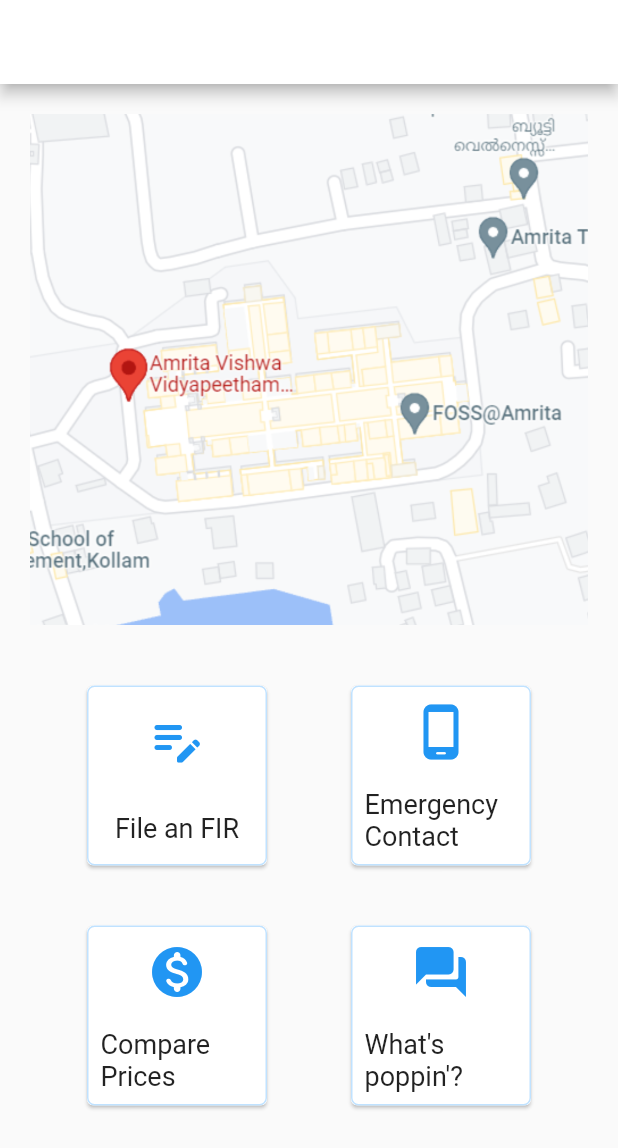
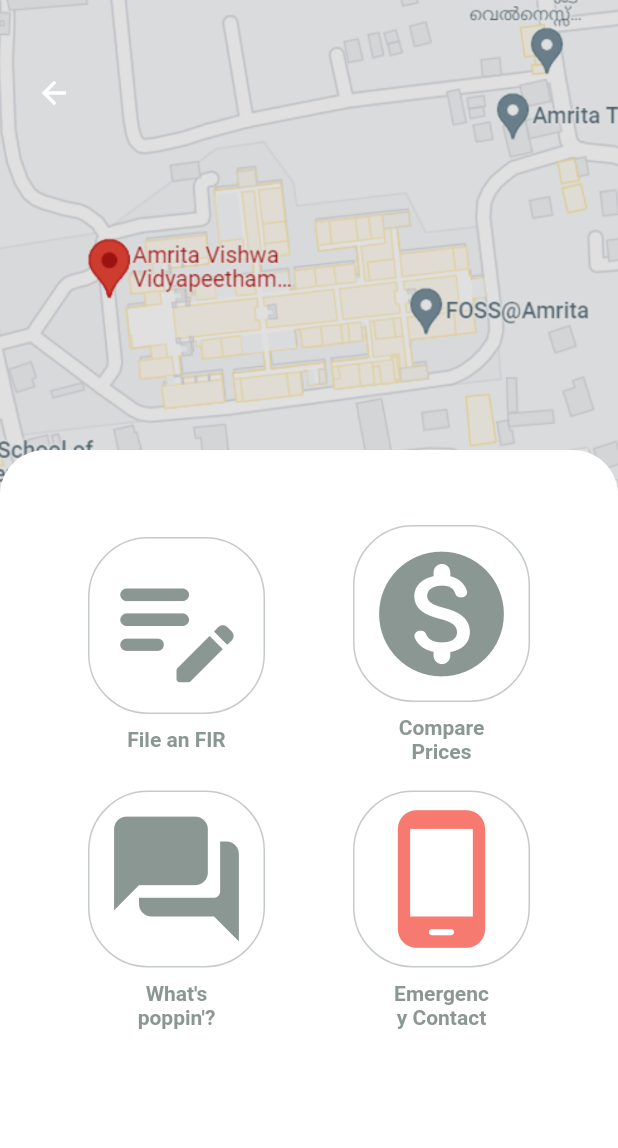
Before and after one commit to theamankumarsingh/tourist_app, a Flutter app: the Dashboard screen opened directly, on a phone screen of 412 x 824 dp. Shown: the top 1148 px of the screen. Run offline on Flutter 3.47's test engine with Material 2 defaults, Android fonts, the phone set to English and light mode, and no system bars; our stand-ins replace google_nav_bar, page_transition.

Commit message:
Edited homescreen

```diff
--- a/lib/Screens/dashboard.dart
+++ b/lib/Screens/dashboard.dart
@@ -14,53 +14,96 @@ class _DashboardState extends State<Dashboard> {
   @override
   Widget build(BuildContext context) {
     return Scaffold(
-      appBar: AppBar(
       backgroundColor: Colors.white,
+      body: SingleChildScrollView(
+        child: Column(
+          children: [
+            Stack(
+              children: [
+                Image.asset(
+                  "Assets/map.png",
+                  height: 350,
+                  width: MediaQuery.of(context).size.width,
+                  fit: BoxFit.cover,
                 ),
-      body: Column(children: [
-        Padding(
-          padding: const EdgeInsets.all(16.0),
-          child: ClipRRect(
-            borderRadius: BorderRadius.circular(10),
-            child: Padding(
-              padding: const EdgeInsets.all(4.0),
-              child: Image.asset("Assets/map.png"),
+                Container(
+                  height: 350,
+                  color: Colors.black12,
+                  padding: EdgeInsets.only(top: 50),
+                  child: Column(
+                    crossAxisAlignment: CrossAxisAlignment.start,
+                    children: [
+                      Container(
+                        padding: EdgeInsets.only(
+                          left: 24,
+                          right: 24,
+                        ),
+                        child: Row(
+                          children: [
+                            GestureDetector(
+                              onTap: () {
+                                Navigator.pop(context);
+                              },
+                              child: Container(
+                                child: Icon(
+                                  Icons.arrow_back,
+                                  color: Colors.white,
+                                  size: 24,
                                 ),
                               ),
                             ),
-        Row(
-          mainAxisAlignment: MainAxisAlignment.center,
-          children: [
-            GestureDetector(
-                onTap: () {
-                  Navigator.push(
-                    context,
-                    PageTransition(
-                      type: PageTransitionType.bottomToTop,
-                      duration: Duration(milliseconds: 600),
-                      child: Dashboard(),
+                            Spacer(),
+                          ],
                         ),
-                  );
-                },
-                child: getCard("File an FIR", Icons.edit_note_rounded)),
-            GestureDetector(
-                onTap: () {
-                  Navigator.push(
-                    context,
-                    PageTransition(
-                      type: PageTransitionType.bottomToTop,
-                      duration: Duration(milliseconds: 600),
-                      child: Dashboard(),
                       ),
-                  );
-                },
-                child: getCard("Emergency Contact", Icons.phone_android_rounded)),
+                      Spacer(),
+                      SizedBox(
+                        height: 18,
+                      ),
+                      Container(
+                        width: MediaQuery.of(context).size.width,
+                        decoration: BoxDecoration(
+                            color: Colors.white,
+                            borderRadius: BorderRadius.only(
+                                topLeft: Radius.circular(30),
+                                topRight: Radius.circular(30))),
+                        height: 50,
+                      )
+                    ],
+                  ),
+                )
               ],
             ),
             Row(
-          mainAxisAlignment: MainAxisAlignment.center,
+              mainAxisAlignment: MainAxisAlignment.spaceEvenly,
               children: [
-            getCard("Compare Prices", Icons.monetization_on_rounded),
+                GestureDetector(
+                  onTap: () {},
+                  child: FeaturesTile(
+                    icon: Icon(
+                      Icons.edit_note_rounded,
+                      size: 100.0,
+                      color: Color(0xff5A6C64),
+                    ),
+                    label: "File an FIR",
+                  ),
+                ),
+                GestureDetector(
+                  onTap: () {},
+                  child: FeaturesTile(
+                    icon: Icon(Icons.monetization_on_rounded,
+                        size: 100.0, color: Color(0xff5A6C64)),
+                    label: "Compare Prices",
+                  ),
+                ),
+              ],
+            ),
+            SizedBox(
+              height: 18,
+            ),
+            Row(
+              mainAxisAlignment: MainAxisAlignment.spaceEvenly,
+              children: [
                 GestureDetector(
                   onTap: () {
                     Navigator.push(
@@ -72,51 +115,73 @@ class _DashboardState extends State<Dashboard> {
                       ),
                     );
                   },
-                child: getCard("What's poppin'?", Icons.question_answer_rounded))
-          ],
-        )
-      ]),
-    );
-  }
-
-  Widget getCard(String label, IconData icon) {
-    return Container(
-        margin: const EdgeInsets.symmetric(
-          vertical: 16.0,
-          horizontal: 24.0,
-        ),
-        child: Card(
-          child: Container(
-              decoration: BoxDecoration(
-                  border: Border.all(
-                    color: Color.fromARGB(255, 192, 226, 255),
-                  ),
-                  borderRadius: BorderRadius.all(Radius.circular(5))),
-              height: 120,
-              width: 120,
-              child: Column(
-                mainAxisAlignment: MainAxisAlignment.spaceAround,
-                crossAxisAlignment: CrossAxisAlignment.center,
-                children: [
-                  Padding(
-                    padding: const EdgeInsets.symmetric(vertical: 2.0),
-                    child: Icon(
-                      icon,
-                      color: Colors.blue,
-                      size: 40,
+                  child: FeaturesTile(
+                    icon: Icon(Icons.question_answer_rounded,
+                        size: 100.0, color: Color(0xff5A6C64)),
+                    label: "What's poppin'?",
                   ),
                 ),
-                  Center(
-                    child: Padding(
-                      padding: const EdgeInsets.symmetric(horizontal: 8.0),
-                      child: Text(
-                        label,
-                        style: TextStyle(fontSize: 18),
+                GestureDetector(
+                  onTap: () {},
+                  child: FeaturesTile(
+                    icon: Icon(
+                      Icons.phone_android_rounded,
+                      size: 100.0,
+                      color: Colors.red,
                     ),
+                    label: "Emergency Contact",
                   ),
                 )
               ],
-              )),
-        ));
+            ),
+            Container(
+              margin: EdgeInsets.symmetric(vertical: 24),
+              child: Row(
+                mainAxisAlignment: MainAxisAlignment.spaceEvenly,
+              ),
+            ),
+          ],
+        ),
+      ),
+    );
   }
 }
+
+class FeaturesTile extends StatelessWidget {
+  final Icon icon;
+  final String label;
+  FeaturesTile({required this.label, required this.icon});
+
+  @override
+  Widget build(BuildContext context) {
+    return Opacity(
+      opacity: 0.7,
+      child: Container(
+        child: Column(
+          children: [
+            Container(
+              padding: EdgeInsets.all(8),
+              decoration: BoxDecoration(
+                  border: Border.all(color: Color(0xff5A6C64).withOpacity(0.5)),
+                  borderRadius: BorderRadius.circular(40)),
+              child: icon,
+            ),
+            SizedBox(
+              height: 9,
+            ),
+            Container(
+                width: 70,
+                child: Text(
+                  label,
+                  textAlign: TextAlign.center,
+                  style: TextStyle(
+                      fontSize: 14,
+                      fontWeight: FontWeight.w600,
+                      color: Color(0xff5A6C64)),
+                ))
+          ],
+        ),
+      ),
+    );
+  }
+}
--- a/lib/Screens/login_screen.dart
+++ b/lib/Screens/login_screen.dart
@@ -178,6 +178,7 @@ class _LoginState extends State<Login> {
                           PageTransition(
                             type: PageTransitionType.bottomToTop,
                             duration: Duration(milliseconds: 600),
+                            //child: Dashboard(),
                             child: Dashboard(),
                           ),
                         );
--- a/lib/main.dart
+++ b/lib/main.dart
@@ -16,7 +16,6 @@ class MyApp extends StatefulWidget {
 
 class _MyAppState extends State<MyApp> {
   ThemeMode _themeMode = ThemeMode.system;
-  // This widget is the root of your application.
   @override
   Widget build(BuildContext context) {
     return MaterialApp(
```
Also changed, not shown: 2 other files. Lines whose indentation alone changed are shown as unchanged.
